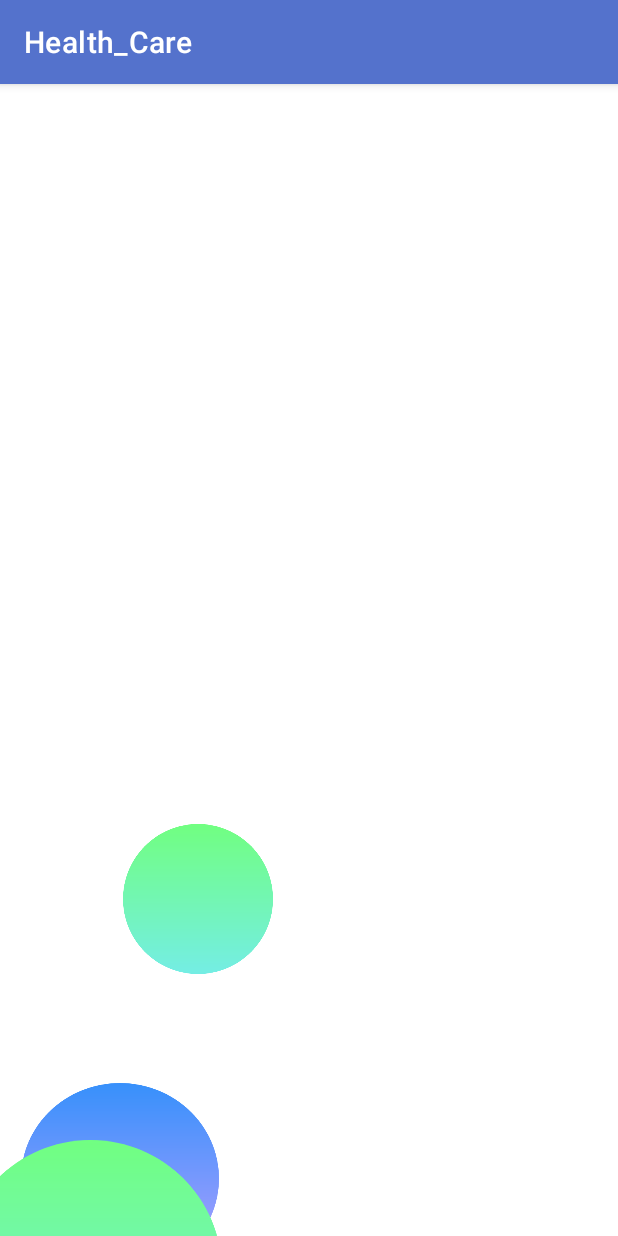
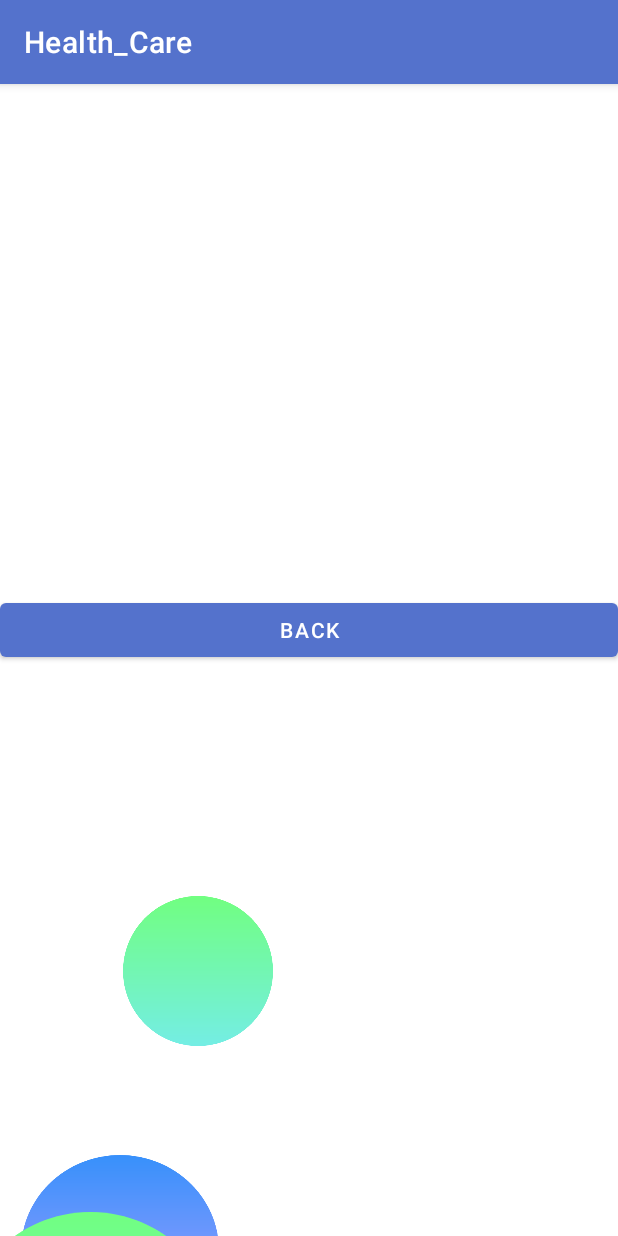
Before and after one commit to mohammadhnz/Health-care, an Android app: the PharmacyDrugsActivity screen opened directly, with no data from a screen before it, on a phone screen of 412 x 824 dp. Run offline under Robolectric (Android 15) with nearby library versions, the phone set to English and light mode, and no system bars; Roboto replaces fonts that are not available here.

```diff
--- a/app/src/main/java/com/example/health_care/PharmacyDrugsActivity.java
+++ b/app/src/main/java/com/example/health_care/PharmacyDrugsActivity.java
@@ -3,6 +3,8 @@ package com.example.health_care;
 import android.annotation.SuppressLint;
 import android.content.Intent;
 import android.os.Bundle;
+import android.view.View;
+import android.widget.Button;
 import android.widget.ImageView;
 import android.widget.TextView;
 
@@ -21,12 +23,14 @@ public class PharmacyDrugsActivity extends AppCompatActivity  implements Pharmac
     ArrayList<Drug> drugs = new ArrayList<>();
     RecyclerView recyclerView;
     PharmacyAddPageDrugAdaptor drugAdapter;
+    Button backButton;
     PharmacyAdmin user;
     @SuppressLint("NotifyDataSetChanged")
     @Override
     protected void onCreate(@Nullable Bundle savedInstanceState) {
         super.onCreate(savedInstanceState);
         setContentView(R.layout.activity_add_drug_pharmacy);
+        backButton = findViewById(R.id.buttonBackPharmacyPanel);
         Intent intent = getIntent();
         String username = intent.getStringExtra("username");
         String password = intent.getStringExtra("password");
@@ -37,6 +41,15 @@ public class PharmacyDrugsActivity extends AppCompatActivity  implements Pharmac
         drugAdapter = new PharmacyAddPageDrugAdaptor(this, drugs, this, user);
         recyclerView.setAdapter(drugAdapter);
         drugAdapter.notifyDataSetChanged();
+        backButton.setOnClickListener(new View.OnClickListener() {
+            @Override
+            public void onClick(View view) {
+                Intent intent1 = new Intent(PharmacyDrugsActivity.this, PharmacyPanelInfoActivity.class);
+                intent1.putExtra("username", username);
+                intent1.putExtra("password", password);
+                startActivity(intent1);
+            }
+        });
     }
 
     @Override
--- a/app/src/main/java/com/example/health_care/PharmacyPanelInfoActivity.java
+++ b/app/src/main/java/com/example/health_care/PharmacyPanelInfoActivity.java
@@ -116,7 +116,7 @@ public class PharmacyPanelInfoActivity extends AppCompatActivity implements Phar
                 Intent intent1 = new Intent(PharmacyPanelInfoActivity.this, PharmacyDrugsActivity.class);
                 intent1.putExtra("username", username.getText().toString());
                 intent1.putExtra("password",password);
-                startActivityForResult(intent1, 200);
+                startActivity(intent1);
             }
         });
 
--- a/app/src/main/res/layout/activity_add_drug_pharmacy.xml
+++ b/app/src/main/res/layout/activity_add_drug_pharmacy.xml
@@ -10,6 +10,12 @@
         android:layout_width="match_parent"
         android:layout_height="290dp"
         android:layout_marginTop="50dp" />
+
+    <Button
+        android:id="@+id/buttonBackPharmacyPanel"
+        android:layout_width="match_parent"
+        android:layout_height="wrap_content"
+        android:text="Back" />
 
     <View
         android:id="@+id/view3"
```
Also changed, not shown: app/src/main/java/com/example/health_care/PharmacyAddPageDrugAdaptor.java (+22 -11 lines).
